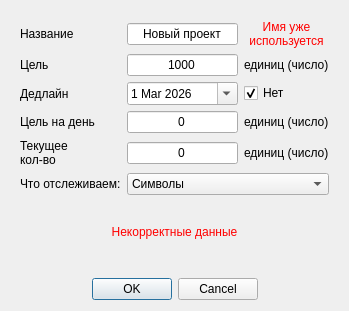
Old version of the form UI template/create_project.ui in the repository nevskyforever/nfprogress.
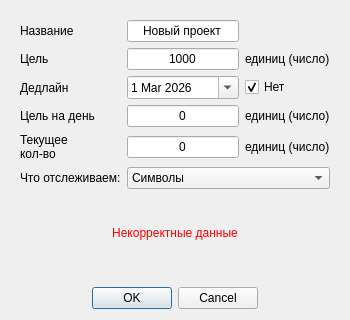
New version of the form.

Commit message: Удалено второе сообщение о занятом имени

The edit to the form file:
```diff
--- a/UI template/create_project.ui
+++ b/UI template/create_project.ui
@@ -6,8 +6,8 @@
    <rect>
     <x>0</x>
     <y>0</y>
-    <width>349</width>
-    <height>311</height>
+    <width>350</width>
+    <height>320</height>
    </rect>
   </property>
   <property name="sizePolicy">
@@ -18,14 +18,14 @@
   </property>
   <property name="minimumSize">
    <size>
-    <width>349</width>
-    <height>311</height>
+    <width>350</width>
+    <height>320</height>
    </size>
   </property>
   <property name="maximumSize">
    <size>
-    <width>349</width>
-    <height>311</height>
+    <width>350</width>
+    <height>320</height>
    </size>
   </property>
   <property name="font">
@@ -91,21 +91,6 @@
         </property>
        </widget>
       </item>
-      <item row="0" column="2">
-       <widget class="QLabel" name="incorrect_name">
-        <property name="enabled">
-         <bool>true</bool>
-        </property>
-        <property name="styleSheet">
-         <string notr="true">QLabel {
-    color: rgb(255, 0, 0);
-}</string>
-        </property>
-        <property name="text">
-         <string>&lt;html&gt;&lt;head/&gt;&lt;body&gt;&lt;p align=&quot;center&quot;&gt;Имя уже&lt;br/&gt;используется&lt;/p&gt;&lt;/body&gt;&lt;/html&gt;</string>
-        </property>
-       </widget>
-      </item>
       <item row="4" column="1">
        <widget class="QLineEdit" name="le_total_symbols">
         <property name="text">
@@ -160,6 +145,9 @@
         <property name="text">
          <string>&lt;html&gt;&lt;head/&gt;&lt;body&gt;&lt;p align=&quot;center&quot;&gt;Некорректные данные&lt;/p&gt;&lt;/body&gt;&lt;/html&gt;</string>
         </property>
+        <property name="alignment">
+         <set>Qt::AlignmentFlag::AlignCenter</set>
+        </property>
        </widget>
       </item>
       <item row="5" column="1" colspan="2">
@@ -216,7 +204,7 @@
         </property>
         <property name="dateTime">
          <datetime>
-          <hour>20</hour>
+          <hour>16</hour>
           <minute>0</minute>
           <second>0</second>
           <year>2026</year>
```
The commit also changes 2 other files.
